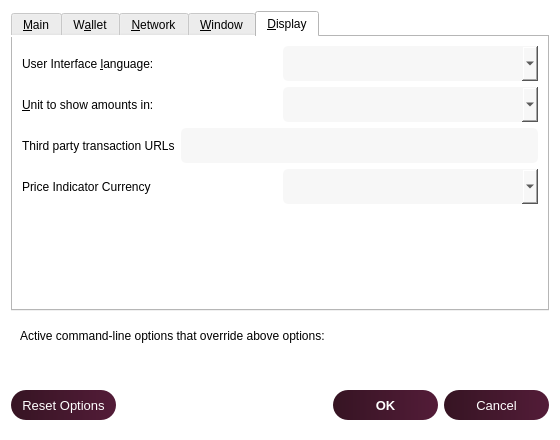
First picture: the form in src/qt/forms/optionsdialog.ui, repository noirofficial/noir, before the edit.
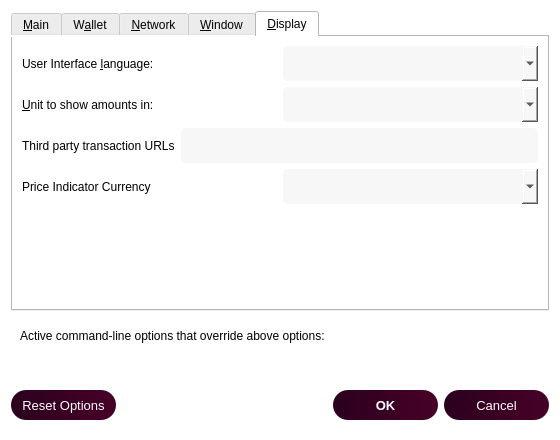
Second picture: the form after the edit. Custom widgets are drawn as their Qt base class.

What changed in the file:
```diff
--- a/src/qt/forms/optionsdialog.ui
+++ b/src/qt/forms/optionsdialog.ui
@@ -800,7 +800,7 @@
         <string>Reset all client options to default.</string>
        </property>
        <property name="styleSheet">
-        <string notr="true">background: QLinearGradient(x1: 0, y1: 0, x2: 1, y2: 0, stop: 0 #361423, stop: 1 #531c38);
+        <string notr="true">background: QLinearGradient(x1: 0, y1: 0, x2: 1, y2: 0, stop: 0 #2b001e, stop: 1 #480027);
 color: white;
 border-radius:15px;
 height:30px;
@@ -875,7 +875,7 @@
         </font>
        </property>
        <property name="styleSheet">
-        <string notr="true">background: QLinearGradient(x1: 0, y1: 0, x2: 1, y2: 0, stop: 0 #361423, stop: 1 #531c38);
+        <string notr="true">background: QLinearGradient(x1: 0, y1: 0, x2: 1, y2: 0, stop: 0 #2b001e, stop: 1 #480027);
 color: white;
 border-radius:15px;
 height:30px;
@@ -900,7 +900,7 @@
         </font>
        </property>
        <property name="styleSheet">
-        <string notr="true">background: QLinearGradient(x1: 0, y1: 0, x2: 1, y2: 0, stop: 0 #361423, stop: 1 #531c38);
+        <string notr="true">background: QLinearGradient(x1: 0, y1: 0, x2: 1, y2: 0, stop: 0 #2b001e, stop: 1 #480027);
 color: white;
 border-radius:15px;
 height:30px;
```
